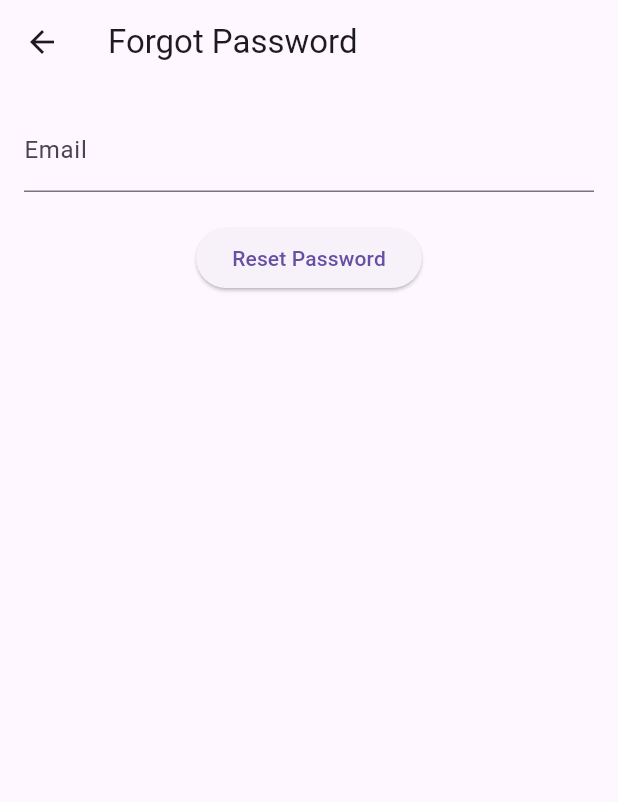
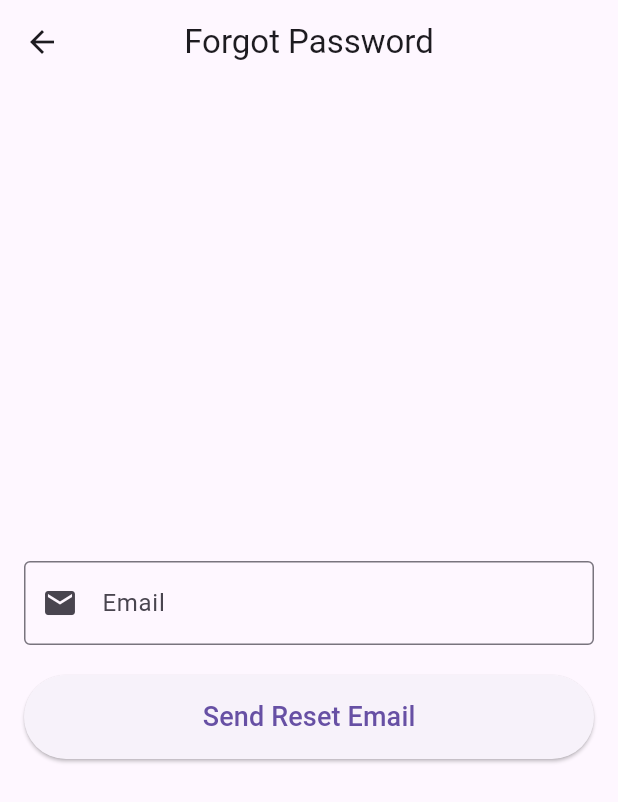
Before and after one commit to CM-Kali/Smart-Student-Portal-App, a Flutter app: the screen it shows after launch, after a tap on "Forgot Password?", on a phone screen of 412 x 824 dp. Shown: the top 802 px of the screen. Run offline on Flutter 3.47's test engine with Material 3 defaults, Android fonts, the phone set to English and light mode, and no system bars; our stand-ins replace cloud_firestore, file_picker, firebase_auth, firebase_core, get; accounts and stored records are empty.

Commit message:
Login and Sign Up authentication fully functional (a bit issue in forget password (will be resolved soon ))

```diff
--- a/assets/data/teachers.json
+++ b/assets/data/teachers.json
@@ -1,14 +1,14 @@
 [
   {
     "id": "1",
-    "name": "Dr. Ahmed Khan",
+    "name": "Waqas Mehmood",
     "subject": "Artificial Intelligence",
-    "email": "ahmed@university.edu"
+    "email": "waqs@university.edu"
   },
   {
     "id": "2",
-    "name": "Ms. Sara Ali",
+    "name": "Uzair Hussian",
     "subject": "Mobile App Development",
-    "email": "sara@university.edu"
+    "email": "uzair@university.edu"
   }
 ]
--- a/lib/app/controllers/auth_controller.dart
+++ b/lib/app/controllers/auth_controller.dart
@@ -1,56 +1,82 @@
 import 'package:firebase_auth/firebase_auth.dart';
+import 'package:cloud_firestore/cloud_firestore.dart';
 import 'package:get/get.dart';
 
 class AuthController extends GetxController {
-  final FirebaseAuth _auth = FirebaseAuth.instance;
-  var isLoading = false.obs;
+  static AuthController instance = Get.find();
 
-  // SIGN UP
-  Future<void> signUp(String email, String password) async {
+  FirebaseAuth auth = FirebaseAuth.instance;
+  FirebaseFirestore firestore = FirebaseFirestore.instance;
+
+  Rx<User?> firebaseUser = Rx<User?>(null);
+
+  @override
+  void onReady() {
+    super.onReady();
+    firebaseUser = Rx<User?>(auth.currentUser);
+    firebaseUser.bindStream(auth.userChanges());
+    ever(firebaseUser, _setInitialScreen);
+  }
+
+  _setInitialScreen(User? user) {
+    if (user == null) {
+      Get.offAllNamed('/login'); // navigate to login if not logged in
+    } else {
+      Get.offAllNamed('/home'); // navigate to home if logged in
+    }
+  }
+
+  // Signup + Firestore student record
+  void register(String name, String email, String password, String rollNo) async {
     try {
-      isLoading.value = true;
-      await _auth.createUserWithEmailAndPassword(
+      UserCredential userCredential = await auth.createUserWithEmailAndPassword(
         email: email,
         password: password,
       );
+
+      await firestore.collection('students').doc(userCredential.user!.uid).set({
+        'name': name,
+        'email': email,
+        'roll_no': rollNo,
+        'profile_pic': '',
+        'attendance': [],
+        'courses': [],
+        'assignments': [],
+      });
+
+      Get.snackbar("Success", "Account created successfully");
       Get.offAllNamed('/home');
-    } on FirebaseAuthException catch (e) {
-      Get.snackbar("Signup Error", e.message ?? "Error");
-    } finally {
-      isLoading.value = false;
-    }
-  }
-
-  // LOGIN
-  Future<void> login(String email, String password) async {
-    try {
-      isLoading.value = true;
-      await _auth.signInWithEmailAndPassword(
-        email: email,
-        password: password,
-      );
-      Get.offAllNamed('/home');
-    } on FirebaseAuthException catch (e) {
-      Get.snackbar("Login Error", e.message ?? "Error");
-    } finally {
-      isLoading.value = false;
-    }
-  }
-
-  // FORGOT PASSWORD
-  Future<void> resetPassword(String email) async {
-    try {
-      await _auth.sendPasswordResetEmail(email: email);
-      Get.snackbar("Success", "Password reset email sent");
-      Get.back();
     } catch (e) {
       Get.snackbar("Error", e.toString());
     }
   }
 
-  // LOGOUT
-  Future<void> logout() async {
-    await _auth.signOut();
-    Get.offAllNamed('/login');
+  // Login
+  void login(String email, String password) async {
+    try {
+      await auth.signInWithEmailAndPassword(email: email, password: password);
+      // Firebase user stream will handle navigation
+    } catch (e) {
+      Get.snackbar("Error", e.toString());
+    }
+  }
+
+  // Logout
+  void logout() async {
+    try {
+      await auth.signOut();
+    } catch (e) {
+      Get.snackbar("Error", e.toString());
+    }
+  }
+
+  // Reset Password
+  void resetPassword(String email) async {
+    try {
+      await auth.sendPasswordResetEmail(email: email);
+      Get.snackbar("Success", "Password reset email sent");
+    } catch (e) {
+      Get.snackbar("Error", e.toString());
+    }
   }
 }
--- a/lib/app/pages/auth/forgot_page.dart
+++ b/lib/app/pages/auth/forgot_page.dart
@@ -5,27 +5,38 @@ import '../../controllers/auth_controller.dart';
 class ForgotPage extends StatelessWidget {
   ForgotPage({super.key});
 
-  final AuthController controller = Get.find();
-  final email = TextEditingController();
+  final TextEditingController emailController = TextEditingController();
+  final AuthController authController = Get.find();
 
   @override
   Widget build(BuildContext context) {
     return Scaffold(
-      appBar: AppBar(title: const Text("Forgot Password")),
+      appBar: AppBar(title: const Text("Forgot Password"), centerTitle: true),
       body: Padding(
         padding: const EdgeInsets.all(16),
         child: Column(
+          mainAxisAlignment: MainAxisAlignment.center,
           children: [
             TextField(
-              controller: email,
-              decoration: const InputDecoration(labelText: "Email"),
+              controller: emailController,
+              decoration: const InputDecoration(
+                labelText: "Email",
+                prefixIcon: Icon(Icons.email),
+                border: OutlineInputBorder(),
+              ),
             ),
             const SizedBox(height: 20),
-            ElevatedButton(
-              onPressed: () {
-                controller.resetPassword(email.text.trim());
-              },
-              child: const Text("Reset Password"),
+            SizedBox(
+              width: double.infinity,
+              child: ElevatedButton(
+                onPressed: () {
+                  authController.resetPassword(emailController.text.trim());
+                },
+                child: const Padding(
+                  padding: EdgeInsets.symmetric(vertical: 15),
+                  child: Text("Send Reset Email", style: TextStyle(fontSize: 18)),
+                ),
+              ),
             ),
           ],
         ),
--- a/lib/app/pages/auth/login_page.dart
+++ b/lib/app/pages/auth/login_page.dart
@@ -1,62 +1,75 @@
 import 'package:flutter/material.dart';
 import 'package:get/get.dart';
 import '../../controllers/auth_controller.dart';
+import 'signup_page.dart';
+import 'forgot_page.dart';
 
 class LoginPage extends StatelessWidget {
   LoginPage({super.key});
 
-  final AuthController controller = Get.put(AuthController());
-  final email = TextEditingController();
-  final password = TextEditingController();
+  final TextEditingController emailController = TextEditingController();
+  final TextEditingController passwordController = TextEditingController();
+  final AuthController authController = Get.find();
 
   @override
   Widget build(BuildContext context) {
     return Scaffold(
-      appBar: AppBar(title: const Text("Login")),
+      appBar: AppBar(title: const Text("Login"), centerTitle: true),
       body: Padding(
         padding: const EdgeInsets.all(16),
         child: Column(
+          mainAxisAlignment: MainAxisAlignment.center,
           children: [
             TextField(
-              controller: email,
-              decoration: const InputDecoration(labelText: "Email"),
+              controller: emailController,
+              decoration: const InputDecoration(
+                labelText: "Email",
+                prefixIcon: Icon(Icons.email),
+                border: OutlineInputBorder(),
+              ),
             ),
-            const SizedBox(height: 10),
+            const SizedBox(height: 16),
             TextField(
-              controller: password,
+              controller: passwordController,
               obscureText: true,
-              decoration: const InputDecoration(labelText: "Password"),
+              decoration: const InputDecoration(
+                labelText: "Password",
+                prefixIcon: Icon(Icons.lock),
+                border: OutlineInputBorder(),
+              ),
+            ),
+            const SizedBox(height: 16),
+            Align(
+              alignment: Alignment.centerRight,
+              child: TextButton(
+                onPressed: () {
+                  Get.to(() => ForgotPage());
+                },
+                child: const Text("Forgot Password?"),
+              ),
+            ),
+            const SizedBox(height: 16),
+            SizedBox(
+              width: double.infinity,
+              child: ElevatedButton(
+                onPressed: () {
+                  authController.login(
+                    emailController.text.trim(),
+                    passwordController.text.trim(),
+                  );
+                },
+                child: const Padding(
+                  padding: EdgeInsets.symmetric(vertical: 15),
+                  child: Text("Login", style: TextStyle(fontSize: 18)),
+                ),
+              ),
             ),
             const SizedBox(height: 20),
-
-            Obx(() => controller.isLoading.value
-                ? const CircularProgressIndicator()
-                : ElevatedButton(
+            TextButton(
               onPressed: () {
-                controller.login(
-                  email.text.trim(),
-                  password.text.trim(),
-                );
+                Get.to(() => SignUpPage());
               },
-              child: const Text("Login"),
-            )),
-
-            const SizedBox(height: 10),
-
-            TextButton(
-              onPressed: () => Get.toNamed('/forgot'),
-              child: const Text("Forgot Password?"),
-            ),
-
-            Row(
-              mainAxisAlignment: MainAxisAlignment.center,
-              children: [
-                const Text("Don’t have an account? "),
-                TextButton(
-                  onPressed: () => Get.toNamed('/signup'),
-                  child: const Text("Sign Up"),
-                ),
-              ],
+              child: const Text("Don't have an account? Sign Up"),
             ),
           ],
         ),
--- a/lib/main.dart
+++ b/lib/main.dart
@@ -1,6 +1,7 @@
 import 'package:firebase_core/firebase_core.dart';
 import 'package:flutter/material.dart';
 import 'package:get/get.dart';
+import 'app/controllers/auth_controller.dart';
 import 'app/pages/assignments/assignments_page.dart';
 import 'app/pages/attendance/attendance_page.dart';
 import 'app/pages/auth/forgot_page.dart';
@@ -22,6 +23,7 @@ void main() async{
   await Firebase.initializeApp(
     options: DefaultFirebaseOptions.currentPlatform,
   );
+  Get.put(AuthController());
   runApp(const MyApp());
 }
 
@@ -39,7 +41,7 @@ class MyApp extends StatelessWidget {
       getPages: [
         GetPage(name: AppRoutes.splash, page: () => SplashPage()),
         GetPage(name: AppRoutes.login, page: () => LoginPage()),
-        GetPage(name: AppRoutes.signup, page: () => SignupPage()),
+        GetPage(name: AppRoutes.signup, page: () => SignUpPage()),
         GetPage(name: AppRoutes.forgot, page: () => ForgotPage()),
         GetPage(name: AppRoutes.home, page: () => HomePage()),
 
```
Also changed, not shown: lib/app/pages/auth/signup_page.dart (+70 -21 lines).
